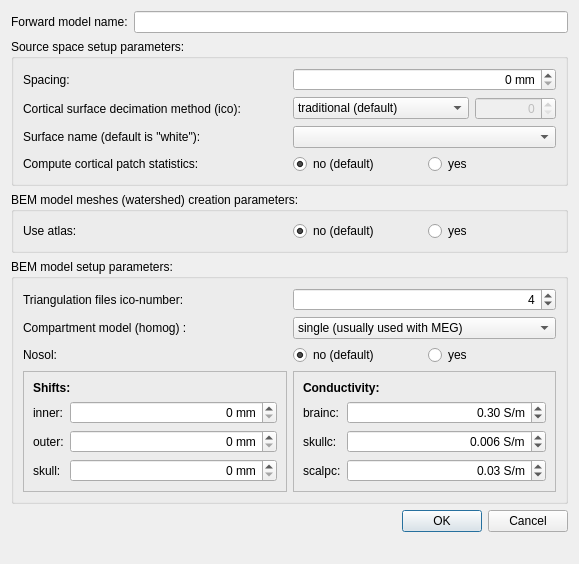
Old version of the form meggie_batch/ui/qt4Designer_ui_files/forwardModelDialog.ui in the repository cibr-jyu/meggie.
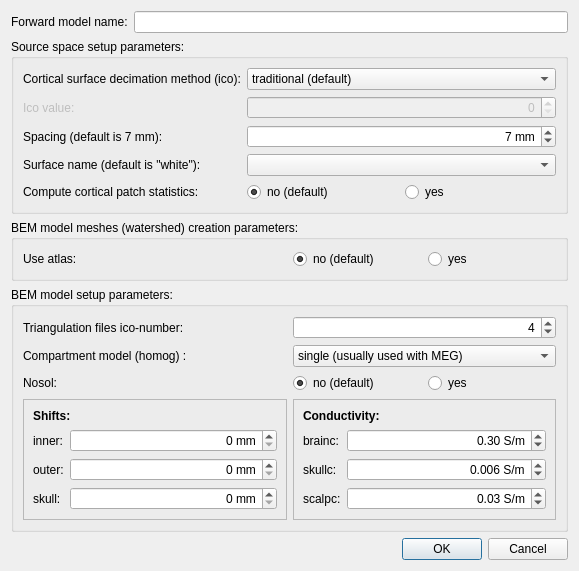
New version of the form.

Commit message: Sane defaults and fixes for forwardModelDialog

Diff of the .ui file:
```diff
--- a/meggie_batch/ui/qt4Designer_ui_files/forwardModelDialog.ui
+++ b/meggie_batch/ui/qt4Designer_ui_files/forwardModelDialog.ui
@@ -313,20 +313,17 @@
       <string>Source space setup parameters:</string>
      </property>
      <layout class="QGridLayout" name="gridLayout_3">
-      <item row="0" column="0">
-       <widget class="QLabel" name="label">
+      <item row="4" column="0">
+       <widget class="QLabel" name="labelSurface">
         <property name="text">
-         <string>Spacing:</string>
+         <string>Surface name (default is &quot;white&quot;):</string>
         </property>
         <property name="buddy">
          <cstring>spinBoxSpacing</cstring>
         </property>
        </widget>
       </item>
-      <item row="3" column="1">
-       <widget class="QComboBox" name="comboBoxSurfaceName"/>
-      </item>
-      <item row="0" column="1">
+      <item row="2" column="1" colspan="2">
        <widget class="QSpinBox" name="spinBoxSpacing">
         <property name="alignment">
          <set>Qt::AlignRight|Qt::AlignTrailing|Qt::AlignVCenter</set>
@@ -334,27 +331,16 @@
         <property name="suffix">
          <string> mm</string>
         </property>
-       </widget>
-      </item>
-      <item row="5" column="0">
-       <widget class="QLabel" name="label_4">
-        <property name="text">
-         <string>Compute cortical patch statistics:</string>
+        <property name="value">
+         <number>7</number>
         </property>
        </widget>
       </item>
-      <item row="3" column="0">
-       <widget class="QLabel" name="label_3">
-        <property name="text">
-         <string>Surface name (default is &quot;white&quot;):</string>
-        </property>
-        <property name="buddy">
-         <cstring>comboBoxSurfaceName</cstring>
-        </property>
-       </widget>
+      <item row="4" column="1" colspan="2">
+       <widget class="QComboBox" name="comboBoxSurfaceName"/>
       </item>
-      <item row="2" column="0">
-       <widget class="QLabel" name="label_2">
+      <item row="0" column="0">
+       <widget class="QLabel" name="labelIco">
         <property name="text">
          <string>Cortical surface decimation method (ico):</string>
         </property>
@@ -363,35 +349,7 @@
         </property>
        </widget>
       </item>
-      <item row="2" column="1">
-       <layout class="QHBoxLayout" name="horizontalLayout_2">
-        <item>
-         <widget class="QComboBox" name="comboBoxSurfaceDecimMethod">
-          <item>
-           <property name="text">
-            <string>traditional (default)</string>
-           </property>
-          </item>
-          <item>
-           <property name="text">
-            <string>icosahedron or octahedron</string>
-           </property>
-          </item>
-         </widget>
-        </item>
-        <item>
-         <widget class="QSpinBox" name="spinBoxSurfaceDecimValue">
-          <property name="enabled">
-           <bool>false</bool>
-          </property>
-          <property name="alignment">
-           <set>Qt::AlignRight|Qt::AlignTrailing|Qt::AlignVCenter</set>
-          </property>
-         </widget>
-        </item>
-       </layout>
-      </item>
-      <item row="5" column="1">
+      <item row="6" column="1" colspan="2">
        <layout class="QHBoxLayout" name="horizontalLayout_3">
         <item>
          <widget class="QRadioButton" name="radioButtonPatchStatNo">
@@ -418,6 +376,57 @@
         </item>
        </layout>
       </item>
+      <item row="2" column="0">
+       <widget class="QLabel" name="labelSpacing">
+        <property name="text">
+         <string>Spacing (default is 7 mm):</string>
+        </property>
+        <property name="buddy">
+         <cstring>spinBoxSpacing</cstring>
+        </property>
+       </widget>
+      </item>
+      <item row="6" column="0">
+       <widget class="QLabel" name="labelCPS">
+        <property name="text">
+         <string>Compute cortical patch statistics:</string>
+        </property>
+       </widget>
+      </item>
+      <item row="1" column="1" colspan="2">
+       <widget class="QSpinBox" name="spinBoxSurfaceDecimValue">
+        <property name="enabled">
+         <bool>false</bool>
+        </property>
+        <property name="alignment">
+         <set>Qt::AlignRight|Qt::AlignTrailing|Qt::AlignVCenter</set>
+        </property>
+       </widget>
+      </item>
+      <item row="0" column="1" colspan="2">
+       <widget class="QComboBox" name="comboBoxSurfaceDecimMethod">
+        <item>
+         <property name="text">
+          <string>traditional (default)</string>
+         </property>
+        </item>
+        <item>
+         <property name="text">
+          <string>icosahedron or octahedron</string>
+         </property>
+        </item>
+       </widget>
+      </item>
+      <item row="1" column="0">
+       <widget class="QLabel" name="labelIcoValue">
+        <property name="enabled">
+         <bool>false</bool>
+        </property>
+        <property name="text">
+         <string>Ico value:</string>
+        </property>
+       </widget>
+      </item>
      </layout>
     </widget>
    </item>
```
Left out of the diff: 36 changed lines with no effect on the pictures. The commit also changes 7 other files.
